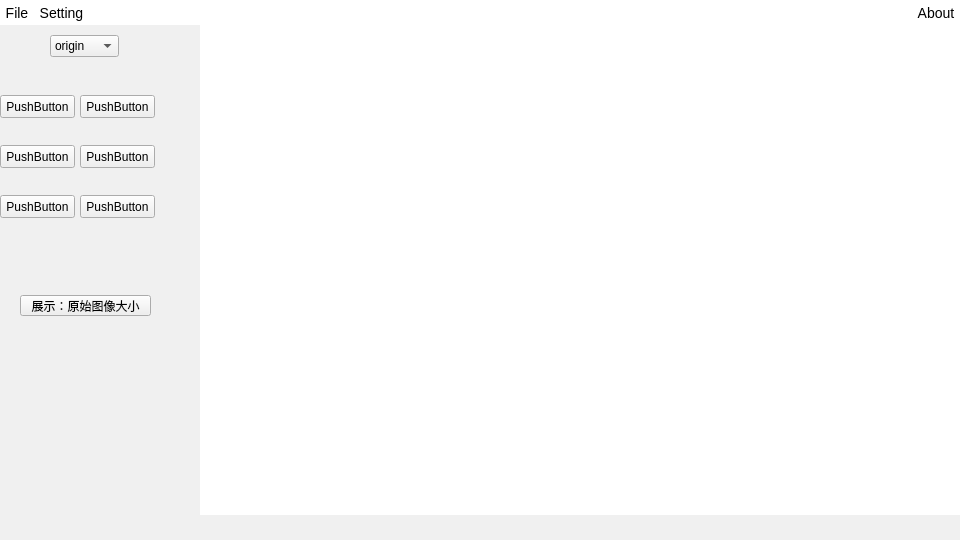
The window that src/ui/widget.ui (crazyBeliever-He/LOWPOLY) describes before a commit, drawn with Qt 5.
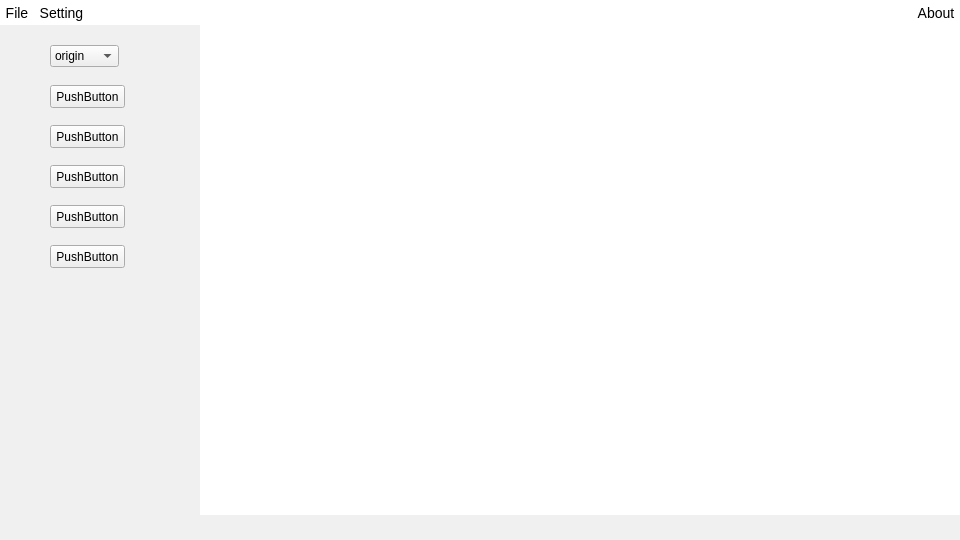
The same window after the commit. Icons and pictures are not drawn.

Patch:
```diff
--- a/src/ui/widget.ui
+++ b/src/ui/widget.ui
@@ -363,37 +363,11 @@
         <property name="autoFillBackground">
          <bool>true</bool>
         </property>
-        <widget class="QPushButton" name="reset">
-         <property name="geometry">
-          <rect>
-           <x>20</x>
-           <y>270</y>
-           <width>131</width>
-           <height>21</height>
-          </rect>
-         </property>
-         <property name="text">
-          <string>展示：原始图像大小</string>
-         </property>
-        </widget>
-        <widget class="QPushButton" name="pushButton_3">
-         <property name="geometry">
-          <rect>
-           <x>0</x>
-           <y>70</y>
-           <width>75</width>
-           <height>23</height>
-          </rect>
-         </property>
-         <property name="text">
-          <string>PushButton</string>
-         </property>
-        </widget>
         <widget class="QPushButton" name="pushButton_4">
          <property name="geometry">
           <rect>
-           <x>80</x>
-           <y>70</y>
+           <x>50</x>
+           <y>60</y>
            <width>75</width>
            <height>23</height>
           </rect>
@@ -405,8 +379,8 @@
         <widget class="QPushButton" name="pushButton_5">
          <property name="geometry">
           <rect>
-           <x>0</x>
-           <y>120</y>
+           <x>50</x>
+           <y>140</y>
            <width>75</width>
            <height>23</height>
           </rect>
@@ -418,8 +392,8 @@
         <widget class="QPushButton" name="pushButton_6">
          <property name="geometry">
           <rect>
-           <x>80</x>
-           <y>120</y>
+           <x>50</x>
+           <y>100</y>
            <width>75</width>
            <height>23</height>
           </rect>
@@ -431,8 +405,8 @@
         <widget class="QPushButton" name="pushButton_7">
          <property name="geometry">
           <rect>
-           <x>0</x>
-           <y>170</y>
+           <x>50</x>
+           <y>220</y>
            <width>75</width>
            <height>23</height>
           </rect>
@@ -444,8 +418,8 @@
         <widget class="QPushButton" name="pushButton_8">
          <property name="geometry">
           <rect>
-           <x>80</x>
-           <y>170</y>
+           <x>50</x>
+           <y>180</y>
            <width>75</width>
            <height>23</height>
           </rect>
@@ -458,7 +432,7 @@
          <property name="geometry">
           <rect>
            <x>50</x>
-           <y>10</y>
+           <y>20</y>
            <width>69</width>
            <height>22</height>
           </rect>
```
Left out of the diff: 6 changed lines with no effect on the pictures.
